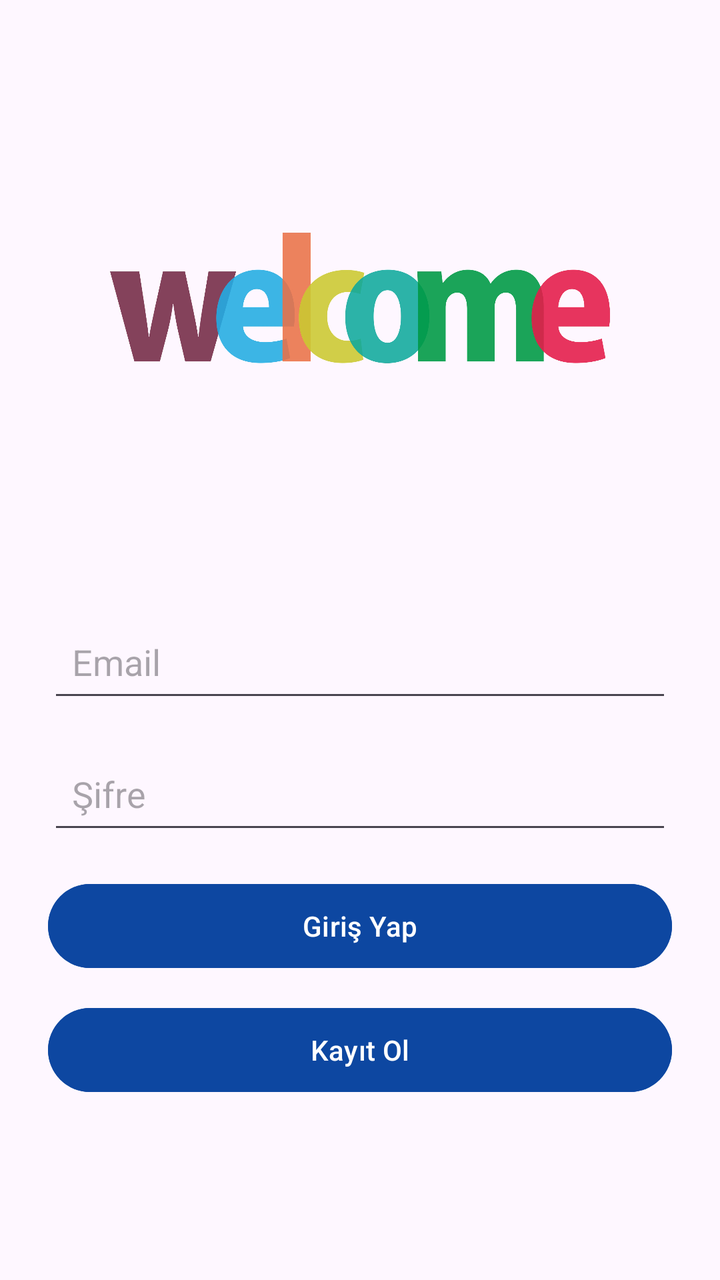
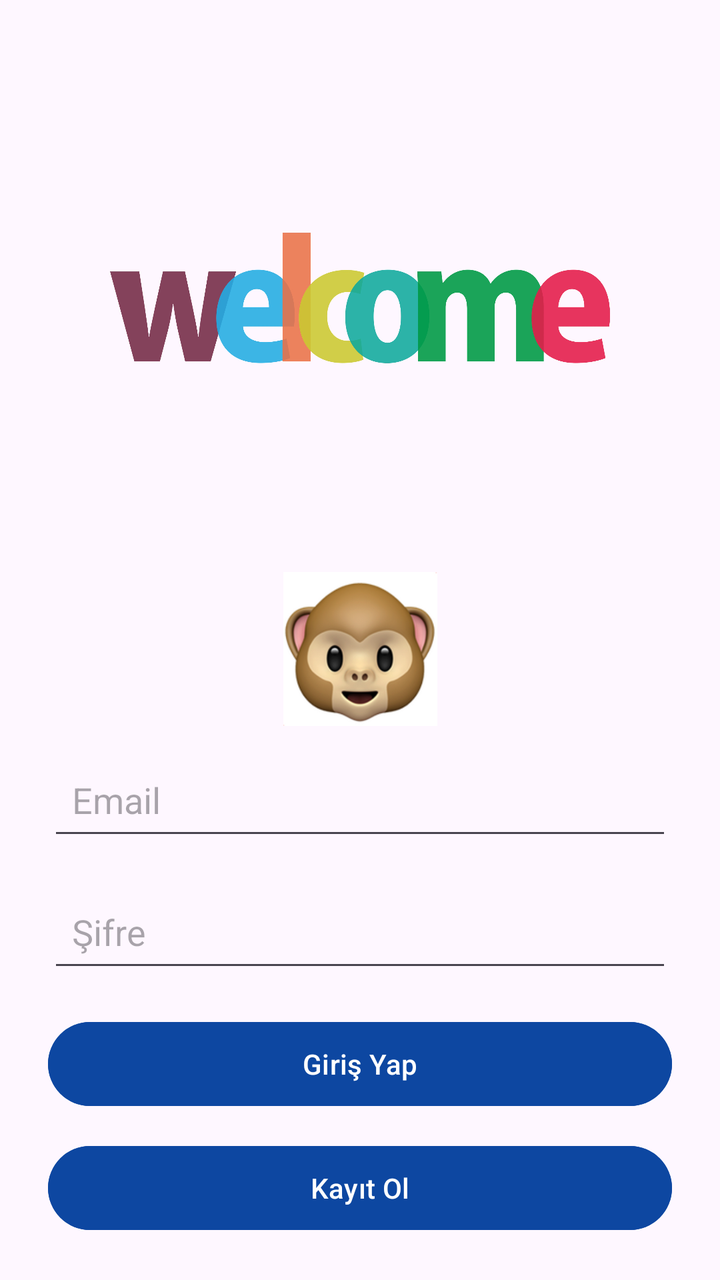

Before-and-after screenshots of an Android layout around one commit, followed by the original layout XML and the change that was made.
<!-- AndroidManifest.xml: application theme Theme.MyQuizApp -->
<!-- res/layout/fragment_entry.xml -->
<?xml version="1.0" encoding="utf-8"?>
<ScrollView xmlns:android="http://schemas.android.com/apk/res/android"
    android:layout_width="match_parent"
    android:layout_height="match_parent"
    android:padding="24dp">


    <LinearLayout
        android:layout_width="match_parent"
        android:layout_height="wrap_content"
        android:orientation="vertical"
        android:gravity="center_horizontal">

        
        <ImageView
            android:id="@+id/imageViewLogo"
            android:layout_width="250dp"
            android:layout_height="250dp"
            android:src="@drawable/welcome"
            android:layout_marginBottom="32dp"
            android:contentDescription="App Logo" />

        
        <LinearLayout
            android:id="@+id/layoutLogin"
            android:layout_width="match_parent"
            android:layout_height="wrap_content"
            android:orientation="vertical">

            <EditText
                android:id="@+id/editTextEmail"
                android:layout_width="match_parent"
                android:layout_height="50dp"
                android:layout_marginBottom="16dp"
                android:hint="Email"
                android:padding="12dp"
                android:inputType="textEmailAddress" />

            <EditText
                android:id="@+id/editTextPassword"
                android:layout_width="match_parent"
                android:layout_height="50dp"
                android:layout_marginBottom="16dp"
                android:hint="Şifre"
                android:padding="12dp"
                android:inputType="textPassword" />

            <Button
                android:id="@+id/buttonLogin"
                android:layout_width="match_parent"
                android:layout_height="50dp"
                android:layout_marginBottom="12dp"
                android:backgroundTint="#0D47A1"
                android:textColor="#FFFFFF"
                android:text="Giriş Yap" />

            <Button
                android:id="@+id/buttonRegister"
                android:layout_width="match_parent"
                android:layout_height="50dp"
                android:backgroundTint="#0D47A1"
                android:textColor="#FFFFFF"
                android:text="Kayıt Ol" />
        </LinearLayout>

        
        <LinearLayout
            android:id="@+id/layoutProfile"
            android:layout_width="match_parent"
            android:layout_height="wrap_content"
            android:orientation="vertical"
            android:gravity="center_horizontal"
            android:visibility="gone"
            android:paddingTop="24dp">


            <EditText
                android:id="@+id/editTextNickname"
                android:layout_width="match_parent"
                android:layout_height="50dp"
                android:layout_marginBottom="16dp"
                android:hint="Nickname"
                android:padding="12dp" />

            <TextView
                android:layout_width="wrap_content"
                android:layout_height="wrap_content"
                android:text="Avatar Seçin"
                android:layout_marginBottom="8dp"
                android:textSize="16sp"
                android:textColor="#0D47A1" />

            <LinearLayout
                android:layout_width="wrap_content"
                android:layout_height="wrap_content"
                android:orientation="horizontal"
                android:gravity="center">

                <ImageView
                    android:id="@+id/avatar1"
                    android:layout_width="80dp"
                    android:layout_height="80dp"
                    android:padding="4dp"
                    android:src="@drawable/avatar_male"
                    android:scaleType="centerCrop"
                    android:background="@drawable/avatar_unselected_background"
                    />

                <ImageView
                    android:id="@+id/avatar2"
                    android:layout_width="80dp"
                    android:layout_height="80dp"
                    android:padding="4dp"
                    android:src="@drawable/avatar_female"
                    android:scaleType="centerCrop"
                    android:background="@drawable/avatar_unselected_background"
                    />

                <ImageView
                    android:id="@+id/avatar3"
                    android:layout_width="80dp"
                    android:layout_height="80dp"
                    android:padding="4dp"
                    android:src="@drawable/avatar_female2"
                    android:scaleType="centerCrop"
                    android:background="@drawable/avatar_unselected_background"
                    />

                <ImageView
                    android:id="@+id/avatar4"
                    android:layout_width="80dp"
                    android:layout_height="80dp"
                    android:padding="4dp"
                    android:src="@drawable/avatar_male2"
                    android:scaleType="centerCrop"
                    android:background="@drawable/avatar_unselected_background"
                    />
            </LinearLayout>

            <Button
                android:id="@+id/buttonContinue"
                android:layout_width="wrap_content"
                android:layout_height="50dp"
                android:layout_marginTop="16dp"
                android:text="Devam Et"
                android:textColor="#FFFFFF" />
        </LinearLayout>
    </LinearLayout>
</ScrollView>
<!-- resources referenced by this layout -->
<resources>
  <!-- drawable avatar_female: png bitmap (drawable, 20456 bytes) -->
  <!-- drawable avatar_female2: png bitmap (drawable, 20683 bytes) -->
  <!-- drawable avatar_male: png bitmap (drawable, 17723 bytes) -->
  <!-- drawable avatar_male2: png bitmap (drawable, 18048 bytes) -->
  <!-- drawable avatar_unselected_background (drawable) -->
  <shape xmlns:android="http://schemas.android.com/apk/res/android"
      android:shape="rectangle">
      <solid android:color="@android:color/transparent"/>
      <stroke android:width="0dp" android:color="@android:color/transparent"/>
  </shape>
  <!-- drawable welcome: png bitmap (drawable, 194947 bytes) -->
  <style name="Theme.MyQuizApp" parent="Base.Theme.MyQuizApp" />
  <style name="Base.Theme.MyQuizApp" parent="Theme.Material3.DayNight.NoActionBar">
          
          
      </style>
</resources>

<!-- the commit's change to res/layout/fragment_entry.xml (unified diff, before → after) -->
@@ -17,10 +17,21 @@
             android:layout_width="250dp"
             android:layout_height="250dp"
             android:src="@drawable/welcome"
-            android:layout_marginBottom="32dp"
+            android:layout_marginBottom="12dp"
             android:contentDescription="App Logo" />
 
+
         
+
+        <ImageView
+            android:id="@+id/imageViewEye"
+            android:layout_width="80dp"
+            android:layout_height="77dp"
+            android:layout_gravity="center"
+            android:layout_marginBottom="12dp"
+            android:contentDescription="Eye Icon"
+            android:src="@drawable/eye_open" />
+
         <LinearLayout
             android:id="@+id/layoutLogin"
             android:layout_width="match_parent"
<!-- resource entries referenced after the edit -->
@@ -10,11 +10,12 @@
       <solid android:color="@android:color/transparent"/>
       <stroke android:width="0dp" android:color="@android:color/transparent"/>
   </shape>
+  <!-- drawable eye_open: png bitmap (drawable, 61656 bytes) -->
   <!-- drawable welcome: png bitmap (drawable, 194947 bytes) -->
   <style name="Theme.MyQuizApp" parent="Base.Theme.MyQuizApp" />
   <style name="Base.Theme.MyQuizApp" parent="Theme.Material3.DayNight.NoActionBar">
-          
-          
-      </style>
+              <item name="colorPrimary">#0D47A1</item> 
+              <item name="colorOnPrimary">#FFFFFF</item>
+          </style>
 </resources>
 
